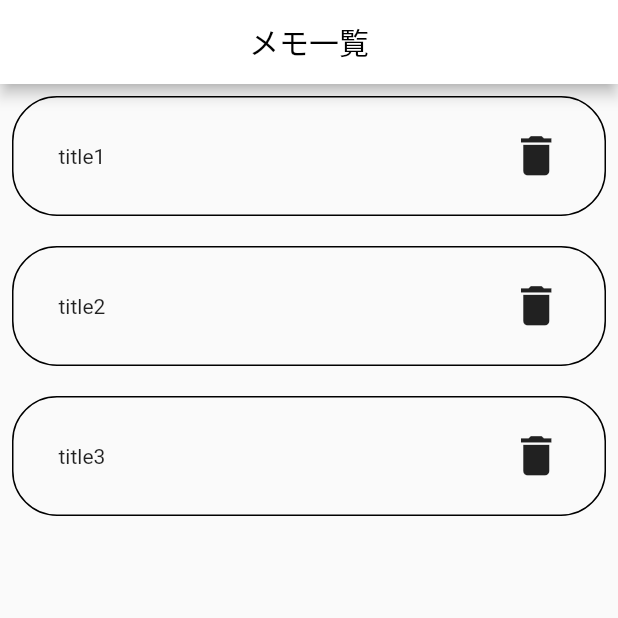
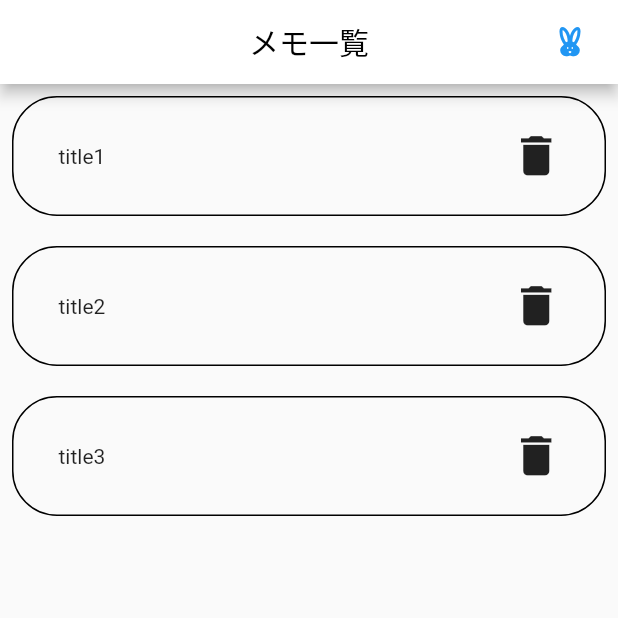
Before and after one commit to Shibata-Nanami/-flutter_task_4, a Flutter app: the screen it shows after launch, on a phone screen of 412 x 824 dp, the top half of it. Run offline on Flutter 3.47's test engine with Material 2 defaults, Android fonts, the phone set to English and light mode, and no system bars; our stand-ins replace go_router.

Commit message:
screen3 provider設定

```diff
--- a/lib/home_screen.dart
+++ b/lib/home_screen.dart
@@ -1,6 +1,7 @@
 /// メモ一覧画面用のWidget
 import 'package:flutter/material.dart';
 import 'package:flutter_task_3/Model.dart';
+import 'package:flutter_task_3/screen3.dart';
 import 'package:go_router/go_router.dart';
 
 class HomeScreen extends StatefulWidget {
@@ -77,6 +78,14 @@ class _HomeScreenState extends State<HomeScreen> {
         ),
         centerTitle: true,
         backgroundColor: Colors.white,
+        actions: [
+          TextButton(
+            onPressed: () {
+              context.goNamed(Screen3.routeName);
+            },
+            child: const Icon(Icons.cruelty_free),
+          ),
+        ],
       ),
       body: SafeArea(
         child: SizedBox(
--- a/lib/router.dart
+++ b/lib/router.dart
@@ -1,9 +1,12 @@
 import 'package:flutter/material.dart';
+import 'package:flutter_task_3/screen3.dart';
 import 'package:flutter_task_3/todo_add_page.dart';
 import 'package:go_router/go_router.dart';
 import 'home_screen.dart';
 
 final goRouter = GoRouter(
+//デバッグコンソールで遷移先がわかる
+  debugLogDiagnostics: true,
   routes: [
     GoRoute(
       path: '/',
@@ -25,6 +28,15 @@ final goRouter = GoRouter(
             );
           },
         ),
+        GoRoute(
+          name: Screen3.routeName,
+          path: Screen3.routePath,
+          pageBuilder: (_, __) {
+            return const MaterialPage(
+              child: Screen3(),
+            );
+          },
+        ),
       ],
     ),
   ],
--- a/pubspec.yaml
+++ b/pubspec.yaml
@@ -36,6 +36,7 @@ dependencies:
   # Use with the CupertinoIcons class for iOS style icons.
   cupertino_icons: ^1.0.2
   go_router: ^9.0.3
+  flutter_riverpod: ^2.3.6
 
 dev_dependencies:
   flutter_test:
```
Also changed, not shown: lib/screen3.dart (added, +19 -0 lines), pubspec.lock.
